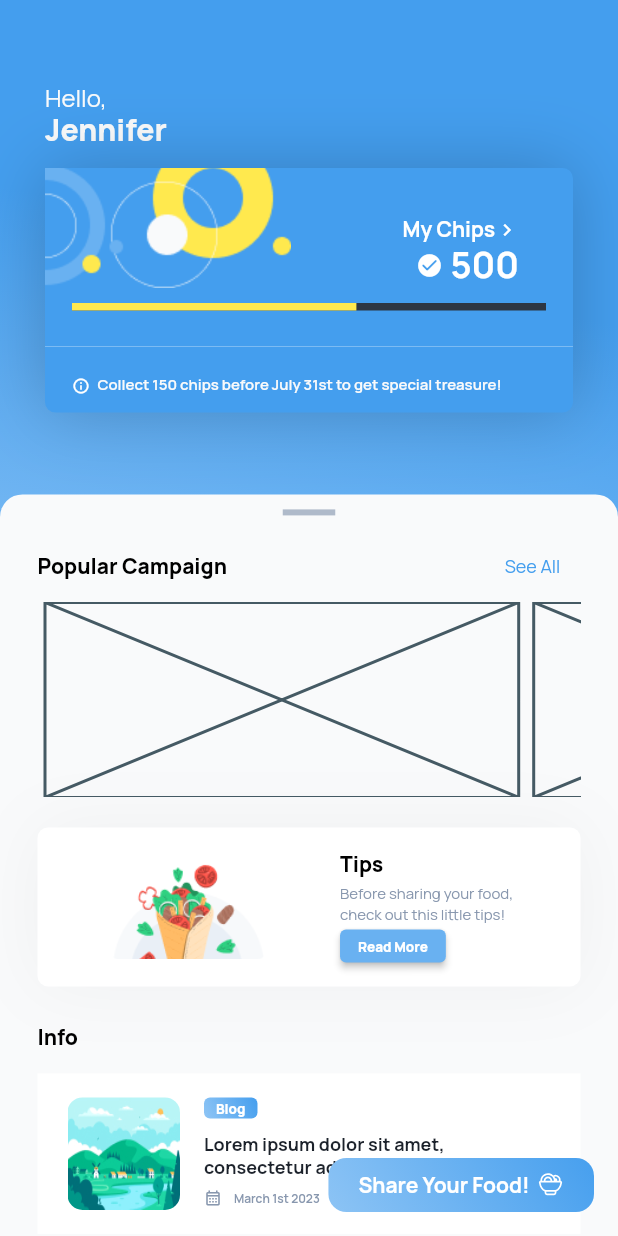
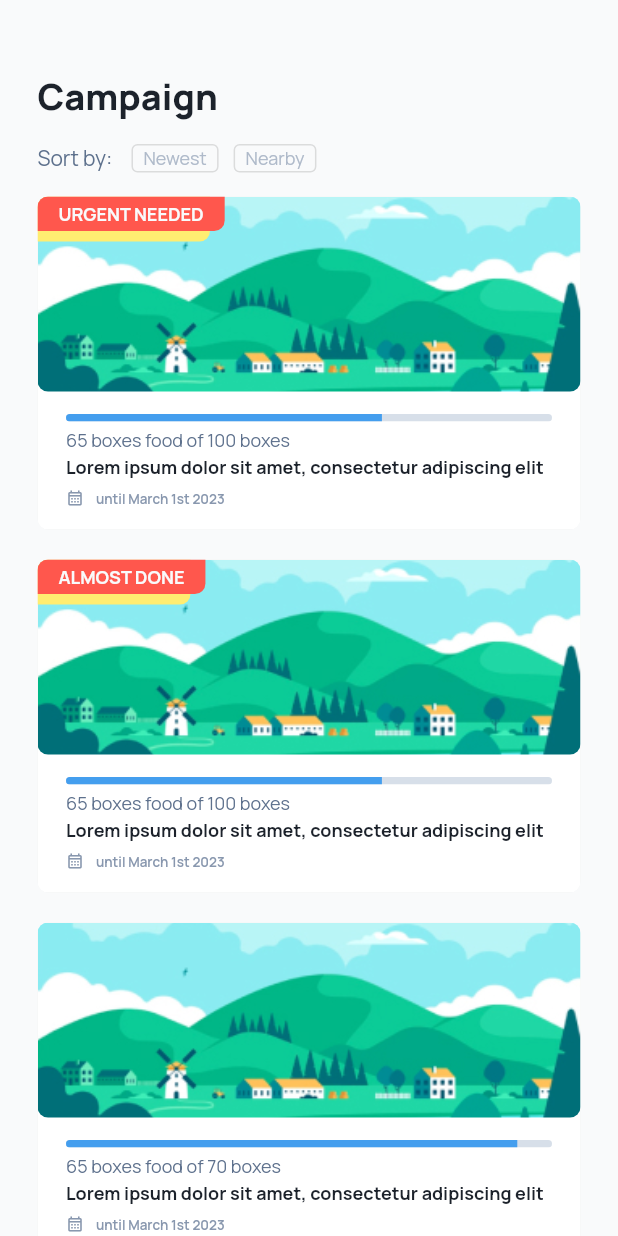
Before and after one commit to Aseupan/Mobile, a Flutter app: the screen it shows after launch, on a phone screen of 412 x 824 dp. Run offline on Flutter 3.47's test engine with Material 2 defaults, Android fonts, the phone set to English and light mode, and no system bars; drawn by our look-alikes of carousel_slider; our stand-ins replace dio, email_validator, flutter_hooks, flutter_screenutil, flutter_svg, fluttertoast and 4 more; generated files the repository leaves out were written again.

Commit message:
campaign list screen

```diff
--- a/lib/main.dart
+++ b/lib/main.dart
@@ -34,7 +34,7 @@ class MyApp extends StatelessWidget {
                 fontFamily: 'Manrope',
               ),
               getPages: appRouter(),
-              initialRoute: RoutePage.home,
+              initialRoute: RoutePage.campaignList,
               builder: (context, child) {
                 return MediaQuery(
                   data: MediaQuery.of(context).copyWith(textScaleFactor: 1),
--- a/lib/routes/app_pages.dart
+++ b/lib/routes/app_pages.dart
@@ -4,6 +4,7 @@ import 'package:get/get.dart';
 import 'package:mobile/views/auth/auth_binding.dart';
 import 'package:mobile/views/auth/login_screen.dart';
 import 'package:mobile/views/auth/register_screen.dart';
+import 'package:mobile/views/campaign/campaign_list_screen.dart';
 import 'package:mobile/views/home/home_screen.dart';
 import 'package:mobile/views/launch/splash_screen.dart';
 import 'package:mobile/routes/app_routes.dart';
@@ -33,5 +34,9 @@ List<GetPage<dynamic>> appRouter() {
       name: RoutePage.home,
       page: () => HomeScreen(),
     ),
+    GetPage(
+      name: RoutePage.campaignList,
+      page: () => CampaignListScreen(),
+    )
   ];
 }
--- a/lib/routes/app_routes.dart
+++ b/lib/routes/app_routes.dart
@@ -7,4 +7,5 @@ class RoutePage {
 
   // Phase 2
   static const String home = "/home";
+  static const String campaignList = "/campaign";
 }
--- a/lib/utils/color_constants.dart
+++ b/lib/utils/color_constants.dart
@@ -49,6 +49,10 @@ class ColorConstants {
     900: Color(0xFF1B3F5F),
     1000: Color(0xFF0E2030),
   };
+
+  static const error = Color(0xffFF574D);
+  static const success = Color(0xff2FD181);
+  static const warning = Color(0xffFFD027);
 
   static const gradient = {
     'blue1': LinearGradient(
--- /dev/null
+++ b/lib/views/campaign/campaign_list_screen.dart
@@ -0,0 +1,108 @@
+import 'package:flutter/material.dart';
+import 'package:mobile/utils/color_constants.dart';
+import 'package:mobile/views/campaign/widgets/card_campaign.dart';
+import 'package:mobile/widgets/text_styles.dart';
+
+class CampaignListScreen extends StatefulWidget {
+  const CampaignListScreen({super.key});
+
+  @override
+  State<CampaignListScreen> createState() => _CampaignListScreenState();
+}
+
+class _CampaignListScreenState extends State<CampaignListScreen> {
+  @override
+  Widget build(BuildContext context) {
+    return Scaffold(
+      backgroundColor: ColorConstants.slate[25],
+      body: SingleChildScrollView(
+        child: Padding(
+          padding: EdgeInsets.symmetric(horizontal: 25),
+          child: Column(
+            crossAxisAlignment: CrossAxisAlignment.start,
+            children: [
+              SizedBox(height: 50),
+              Text(
+                "Campaign",
+                style: h1TextStyle(
+                  weight: FontWeight.w800,
+                  color: ColorConstants.slate[900],
+                ),
+              ),
+              SizedBox(height: 16),
+              Row(
+                children: [
+                  Text(
+                    'Sort by: ',
+                    style: h5TextStyle(
+                      color: ColorConstants.slate[500],
+                      weight: FontWeight.w400,
+                    ),
+                  ),
+                  SizedBox(width: 10),
+                  OutlinedButton(
+                    style: OutlinedButton.styleFrom(
+                      tapTargetSize: MaterialTapTargetSize.shrinkWrap,
+                      minimumSize: Size.zero,
+                      padding: EdgeInsets.symmetric(
+                        vertical: 2,
+                        horizontal: 8,
+                      ),
+                    ),
+                    onPressed: () {},
+                    child: Text(
+                      'Newest',
+                      style: body6TextStyle(
+                        color: ColorConstants.slate[300],
+                      ),
+                    ),
+                  ),
+                  SizedBox(width: 10),
+                  OutlinedButton(
+                    style: OutlinedButton.styleFrom(
+                      tapTargetSize: MaterialTapTargetSize.shrinkWrap,
+                      minimumSize: Size.zero,
+                      padding: EdgeInsets.symmetric(
+                        vertical: 2,
+                        horizontal: 8,
+                      ),
+                    ),
+                    onPressed: () {},
+                    child: Text(
+                      'Nearby',
+                      style: body6TextStyle(
+                        color: ColorConstants.slate[300],
+                      ),
+                    ),
+                  ),
+                ],
+              ),
+              SizedBox(height: 16),
+              // CardCampaign(status: 2)
+              Wrap(
+                direction: Axis.horizontal,
+                runSpacing: 20,
+                children: [
+                  ...[
+                    {'status': 1, 'needs': 100, 'current': 65},
+                    {'status': 2, 'needs': 100, 'current': 65},
+                    {'status': 0, 'needs': 70, 'current': 65},
+                    {'status': 0, 'needs': 90, 'current': 65},
+                    {'status': 0, 'needs': 100, 'current': 20},
+                    {'status': 0, 'needs': 100, 'current': 65},
+                  ].map(
+                    (e) => CardCampaign(
+                      status: e['status']!,
+                      current: e['current']!,
+                      needs: e['needs']!,
+                    ),
+                  )
+                ],
+              )
+            ],
+          ),
+        ),
+      ),
+    );
+  }
+}
--- /dev/null
+++ b/lib/views/campaign/widgets/card_campaign.dart
@@ -0,0 +1,169 @@
+import 'package:flutter/material.dart';
+import 'package:mobile/utils/color_constants.dart';
+import 'package:mobile/widgets/text_styles.dart';
+import 'package:sizer/sizer.dart';
+
+class CardCampaign extends StatefulWidget {
+  int status = 0;
+  int needs;
+  int current;
+  /*
+    0 = gaada status
+    1 = urgent needed
+    2 = almost done
+  */
+  CardCampaign({
+    super.key,
+    required this.status,
+    required this.current,
+    required this.needs,
+  });
+
+  @override
+  State<CardCampaign> createState() => _CardCampaignState();
+}
+
+class _CardCampaignState extends State<CardCampaign> {
+  Widget Status() {
+    int status = widget.status;
+    switch (status) {
+      case 0:
+        return SizedBox(
+          width: 0,
+          height: 0,
+        );
+      default:
+        return Positioned(
+          top: 0,
+          left: 0,
+          child: Stack(
+            children: [
+              Container(
+                decoration: BoxDecoration(
+                  borderRadius: BorderRadius.only(
+                    bottomRight: Radius.circular(7),
+                    topLeft: Radius.circular(5),
+                  ),
+                  color: ColorConstants.secondary[500],
+                ),
+                width: status == 1 ? 115 : 102,
+                height: 30,
+              ),
+              Container(
+                decoration: BoxDecoration(
+                  borderRadius: BorderRadius.only(
+                    bottomRight: Radius.circular(7),
+                  ),
+                  color: ColorConstants.error,
+                ),
+                padding: EdgeInsets.symmetric(
+                  horizontal: 14,
+                  vertical: 4,
+                ),
+                child: Text(
+                  status == 1 ? 'URGENT NEEDED' : 'ALMOST DONE',
+                  style: body6TextStyle(
+                    weight: FontWeight.bold,
+                    color: ColorConstants.slate[25],
+                  ),
+                ),
+              ),
+            ],
+          ),
+        );
+    }
+
+    // return Text('widget.status');
+  }
+
+  @override
+  Widget build(BuildContext context) {
+    return ClipRRect(
+      borderRadius: BorderRadius.all(Radius.circular(7)),
+      child: Stack(
+        clipBehavior: Clip.hardEdge,
+        children: [
+          Container(
+            width: 100.w,
+            decoration: BoxDecoration(color: Colors.white, boxShadow: [
+              BoxShadow(
+                color: Color.fromRGBO(0, 0, 0, 0.04),
+                blurRadius: 10,
+                spreadRadius: 10,
+              ),
+            ]),
+            child: Column(
+              children: [
+                ClipRRect(
+                  borderRadius: BorderRadius.only(
+                    bottomLeft: Radius.circular(7),
+                    bottomRight: Radius.circular(7),
+                  ),
+                  child: Image(
+                    image: AssetImage('assets/images/dummy_campaign.jpg'),
+                    width: 100.w,
+                    height: 130,
+                    fit: BoxFit.cover,
+                  ),
+                ),
+                Padding(
+                    padding: EdgeInsets.symmetric(
+                      vertical: 15,
+                      horizontal: 19,
+                    ),
+                    child: Column(
+                      crossAxisAlignment: CrossAxisAlignment.start,
+                      children: [
+                        ClipRRect(
+                          borderRadius: BorderRadius.all(Radius.circular(12)),
+                          child: LinearProgressIndicator(
+                            minHeight: 5,
+                            value: widget.current / widget.needs,
+                            color: ColorConstants.primary[600],
+                            backgroundColor: ColorConstants.slate[200],
+                          ),
+                        ),
+                        SizedBox(height: 5),
+                        Text(
+                          "${widget.current} boxes food of ${widget.needs} boxes",
+                          style:
+                              body6TextStyle(color: ColorConstants.slate[500]),
+                        ),
+                        SizedBox(height: 3),
+                        Text(
+                          "Lorem ipsum dolor sit amet, consectetur adipiscing elit",
+                          style: body6TextStyle(
+                            weight: FontWeight.w700,
+                            color: ColorConstants.slate[900],
+                          ),
+                        ),
+                        SizedBox(height: 7),
+                        Row(
+                          children: [
+                            Icon(
+                              Icons.calendar_month_outlined,
+                              size: 12,
+                              color: ColorConstants.slate[400],
+                            ),
+                            SizedBox(width: 8),
+                            Text(
+                              'until March 1st 2023',
+                              style: TextStyle(
+                                color: ColorConstants.slate[400],
+                                fontWeight: FontWeight.w600,
+                                fontSize: 9,
+                              ),
+                            )
+                          ],
+                        )
+                      ],
+                    )),
+              ],
+            ),
+          ),
+          Status()
+        ],
+      ),
+    );
+  }
+}
```
Also changed, not shown: assets/images/dummy_campaign.jpg (added).
